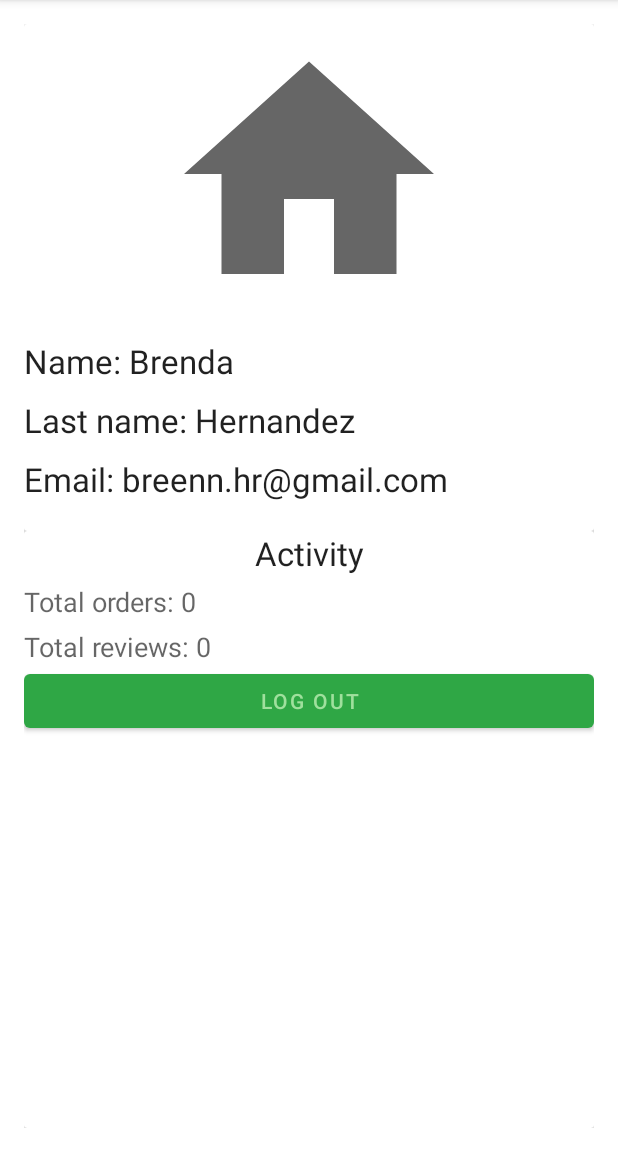
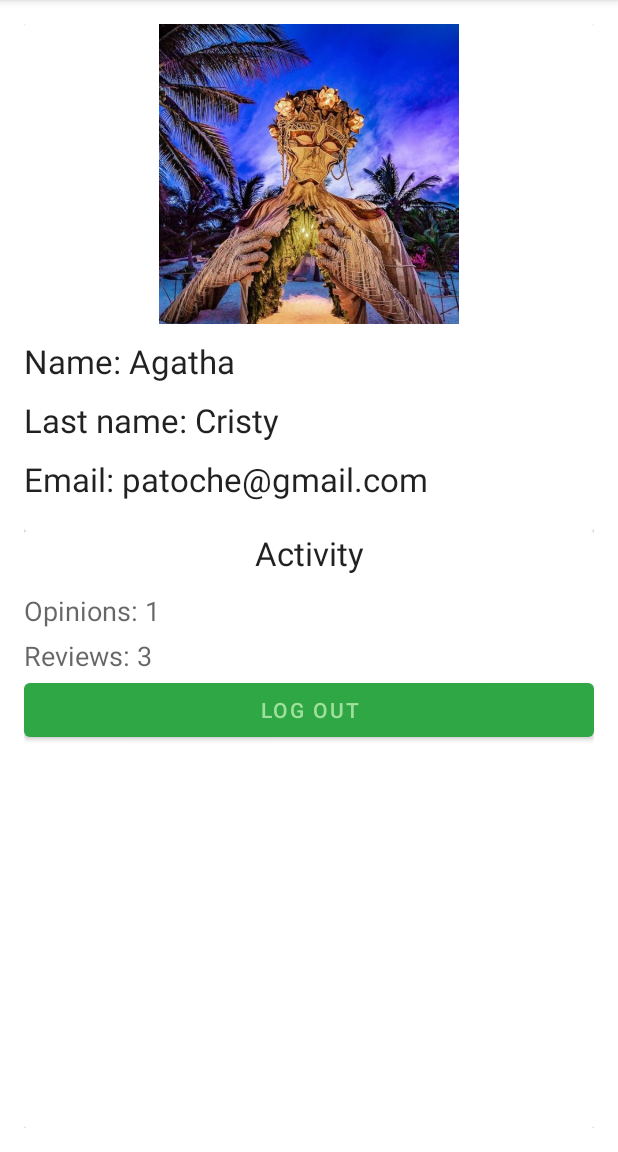
Before and after one commit to PatriciaSoCo/MyOpinion, an Android app: the screen it shows after launch (MainActivity), in the side drawer, after a tap on "My profile", on a phone screen of 412 x 824 dp, the part 84-1236 px from its top. Run offline under Robolectric (Android 15) with nearby library versions, the phone set to English and light mode, and no system bars; our stand-ins replace Firebase (no records; nobody signed in at launch, a user with empty details on screens opened directly).

Commit message:
Last changes

```diff
--- a/MyOpinionApp/app/src/main/res/layout/fragment_login.xml
+++ b/MyOpinionApp/app/src/main/res/layout/fragment_login.xml
@@ -20,7 +20,7 @@
             android:layout_width="match_parent"
             android:layout_height="wrap_content"
             android:gravity="center"
-            android:text="Login to MyOpinion"
+            android:text="My Opinion login"
             android:textAppearance="@style/TextAppearance.AppCompat.Display1" />
 
         <ImageView
--- a/MyOpinionApp/app/src/main/res/layout/fragment_my_profile.xml
+++ b/MyOpinionApp/app/src/main/res/layout/fragment_my_profile.xml
@@ -28,7 +28,7 @@
                     android:id="@+id/imageView"
                     android:layout_width="match_parent"
                     android:layout_height="200dp"
-                    app:srcCompat="@drawable/ic_home" />
+                    app:srcCompat="@drawable/ahau" />
 
                 <Space
                     android:layout_width="match_parent"
@@ -38,7 +38,7 @@
                     android:id="@+id/textView2"
                     android:layout_width="match_parent"
                     android:layout_height="wrap_content"
-                    android:text="Name: Brenda"
+                    android:text="Name: Agatha"
                     android:textAppearance="@style/TextAppearance.AppCompat.Large" />
 
                 <Space
@@ -49,7 +49,7 @@
                     android:id="@+id/textView3"
                     android:layout_width="wrap_content"
                     android:layout_height="wrap_content"
-                    android:text="Last name: Hernandez"
+                    android:text="Last name: Cristy"
                     android:textAppearance="@style/TextAppearance.AppCompat.Large" />
 
                 <Space
@@ -60,7 +60,7 @@
                     android:id="@+id/textView4"
                     android:layout_width="match_parent"
                     android:layout_height="wrap_content"
-                    android:text="Email: breenn.hr@gmail.com"
+                    android:text="Email: patoche@gmail.com"
                     android:textAppearance="@style/TextAppearance.AppCompat.Large" />
 
                 <Space
@@ -89,13 +89,13 @@
 
                 <Space
                     android:layout_width="match_parent"
-                    android:layout_height="5dp" />
+                    android:layout_height="11dp" />
 
                 <TextView
                     android:id="@+id/textView6"
                     android:layout_width="match_parent"
                     android:layout_height="wrap_content"
-                    android:text="Total orders: 0"
+                    android:text="Opinions: 1"
                     android:textAppearance="@style/TextAppearance.AppCompat.Medium" />
 
                 <Space
@@ -106,7 +106,7 @@
                     android:id="@+id/textView7"
                     android:layout_width="match_parent"
                     android:layout_height="wrap_content"
-                    android:text="Total reviews: 0"
+                    android:text="Reviews: 3"
                     android:textAppearance="@style/TextAppearance.AppCompat.Medium" />
 
                 <Button
--- a/MyOpinionApp/app/src/main/res/values/colors.xml
+++ b/MyOpinionApp/app/src/main/res/values/colors.xml
@@ -6,7 +6,7 @@
     <color name="teal_200">#FF03DAC5</color>
     <color name="teal_700">#FF018786</color>
     <color name="black">#FF000000</color>
-    <color name="white">#FFFFFFFF</color>
+    <color name="white">#B1C722</color>
 
     <color name="color_font">#2FA745</color>
     <color name="color_icons">#379C43</color>
```
Also changed, not shown: MyOpinionApp/app/src/main/res/layout/fragment_home.xml (+20 -2 lines), MyOpinionApp/app/src/main/res/drawable/ahau.png (added), MyOpinionApp/app/src/main/res/drawable/opinion.png (added), MyOpinionApp/app/src/main/res/drawable/reco1.jpeg (added), MyOpinionApp/app/src/main/res/drawable/resena.jpeg (added), 2 other files.
